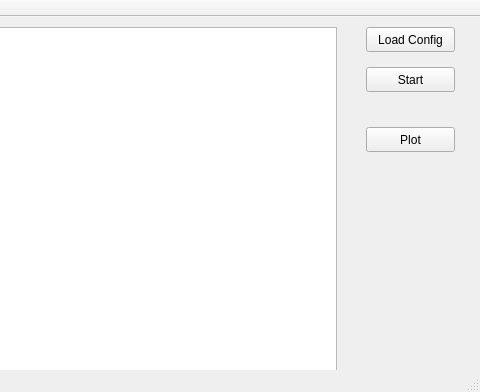
Before: the Qt Designer form gui.ui in felixplum/carsimulator, drawn with Qt 5; both pictures show x 224 to 704 and y 0 to 392 of the 704 by 392 pixel window.
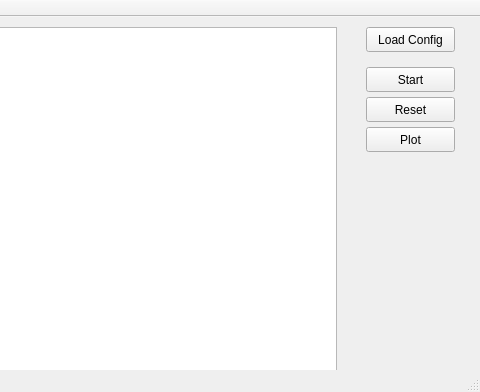
After: the same form once the commit is applied.

The edit to the form file:
```diff
--- a/gui.ui
+++ b/gui.ui
@@ -66,6 +66,19 @@
      <string>Plot</string>
     </property>
    </widget>
+   <widget class="QPushButton" name="pushButton_reset">
+    <property name="geometry">
+     <rect>
+      <x>590</x>
+      <y>80</y>
+      <width>89</width>
+      <height>25</height>
+     </rect>
+    </property>
+    <property name="text">
+     <string>Reset</string>
+    </property>
+   </widget>
   </widget>
   <widget class="QToolBar" name="mainToolBar">
    <attribute name="toolBarArea">
```
